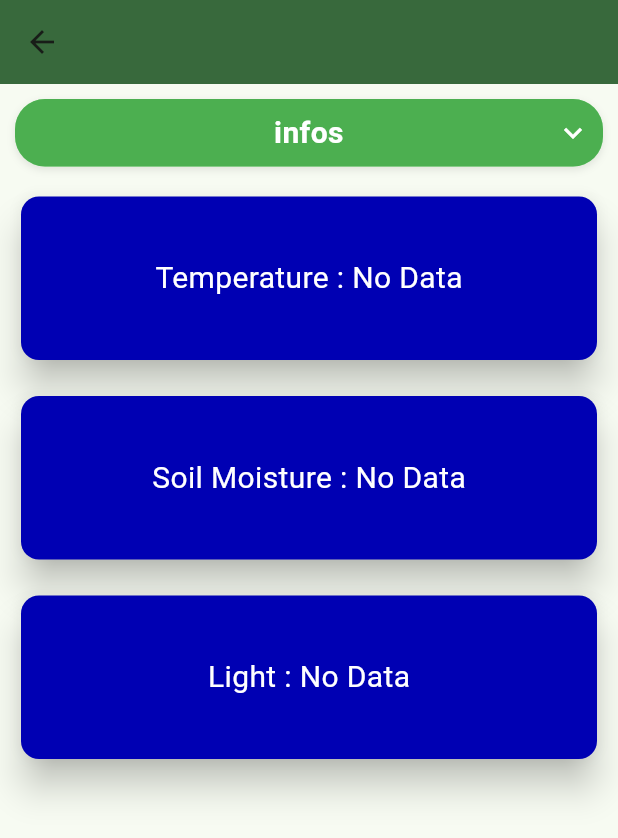
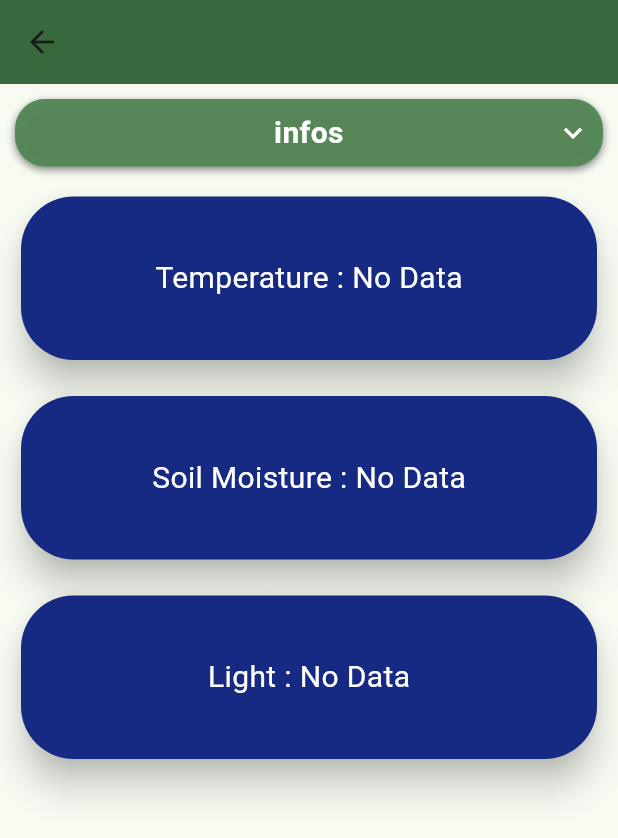
Before and after one commit to y4Ssine13/PlantSaverApp, a Flutter app: the PlantDetailsPage screen opened directly with empty values, on a phone screen of 412 x 824 dp. Shown: the top 838 px of the screen. Run offline on Flutter 3.47's test engine with Material 3 defaults, Android fonts, the phone set to English and light mode, and no system bars; our stand-ins replace reorderables, shared_preferences; accounts and stored records are empty; network calls fail.

Commit message:
PlantSaverApp beta version 1.1

```diff
--- a/plant_saver_app/lib/plant_details_page.dart
+++ b/plant_saver_app/lib/plant_details_page.dart
@@ -74,17 +74,17 @@ class PlantDetailsPageState extends State<PlantDetailsPage>{
     startPeriodicTask();
   }
 
-  Widget buildRetractableWidget(String title, {double height = 150, required Widget child}){
+  Widget buildRetractableWidget(String title, {double height = 150, required Widget child, required ColorScheme scheme}){
     bool isExpanded = expansionStates[title] ?? false;
     double width = MediaQuery.of(context).size.width - 20;
     return Container(
       width: width ,
       decoration: BoxDecoration(
-        color: const Color.fromARGB(255, 161, 231, 163),
+        color: scheme.inversePrimary.withOpacity(0.9),
         borderRadius: BorderRadius.circular(20),
         boxShadow: [
           BoxShadow(
-            color: Colors.black.withOpacity(0.1),
+            color: scheme.shadow.withOpacity(0.5),
             blurRadius: 4,
             offset: const Offset(0, 2),
           ),
@@ -105,7 +105,7 @@ class PlantDetailsPageState extends State<PlantDetailsPage>{
               curve: Curves.easeInOut,
               padding: const EdgeInsets.all(8),
               decoration: BoxDecoration(
-                color: Colors.green,
+                color: scheme.primary.withOpacity(0.7),
                 borderRadius: BorderRadius.vertical(
                   top: const Radius.circular(20),
                   bottom: isExpanded ? Radius.zero : const Radius.circular(20),
@@ -116,8 +116,8 @@ class PlantDetailsPageState extends State<PlantDetailsPage>{
                 children:[
                   Text(
                     title,
-                    style: const TextStyle(
-                      color: Colors.white,
+                    style: TextStyle(
+                      color: scheme.onPrimary,
                       fontSize: 20,
                       fontWeight: FontWeight.bold,
                     ),
@@ -128,7 +128,7 @@ class PlantDetailsPageState extends State<PlantDetailsPage>{
                     alignment: Alignment.centerRight,
                     child: Icon(
                       isExpanded ? Icons.keyboard_arrow_up : Icons.keyboard_arrow_down,
-                      color: Colors.white,
+                      color: scheme.onPrimary,
                     ),
                   ),
                 ],
@@ -137,15 +137,11 @@ class PlantDetailsPageState extends State<PlantDetailsPage>{
           ),
           AnimatedContainer(
             decoration: BoxDecoration(
-              color: const Color.fromARGB(255, 161, 231, 163),
-              borderRadius: BorderRadius.circular(20),
-              boxShadow: [
-                BoxShadow(
-                  color: Colors.black.withOpacity(0.1),
-                  blurRadius: 4,
-                  offset: const Offset(0, 2),
-                ),
-              ],
+              color: scheme.inversePrimary.withOpacity(0.9),
+              borderRadius: const BorderRadius.vertical(
+                top: Radius.zero,
+                bottom: Radius.circular(20),
+              ),
             ),
             duration: const Duration(milliseconds: 300),
             curve: Curves.easeInOut,
@@ -162,13 +158,16 @@ class PlantDetailsPageState extends State<PlantDetailsPage>{
     );
   }
 
-  Widget buildLiveDataWidget(String variable, int? data, {maxValue = 800, int minValue = 0, String unity = "%"}){
+  Widget buildLiveDataWidget(String variable, int? data, {maxValue = 800, int minValue = 0, String unity = "%", required ColorScheme scheme}){
     int value = data ?? 0;
     double normalizedValue = (value / maxValue).clamp(0.0, 1.0);
     double hue = 240.0 - (normalizedValue * 240.0); // Blue (240°) → Green (120°) → Red (0°)
     return Card(
       elevation: 10,
-      color: HSVColor.fromAHSV(1.0, hue, 1, 0.7).toColor(),
+      shape: RoundedRectangleBorder(
+        borderRadius: BorderRadius.circular(35),
+      ),
+      color: Color.alphaBlend(HSVColor.fromAHSV(1.0, hue, 1, 0.7).toColor().withOpacity(0.6), scheme.primary),
       child: Center(
         child: Padding(
           padding: const EdgeInsets.only(top : 40, bottom: 40),
@@ -237,6 +236,7 @@ class PlantDetailsPageState extends State<PlantDetailsPage>{
               // buildInfoCard("Plant Type", widget.plant.type, scheme),
             ],
           ),
+          scheme : scheme,
         ),
         SizedBox(
           height : 500,
@@ -245,11 +245,11 @@ class PlantDetailsPageState extends State<PlantDetailsPage>{
           : Column(
             children : [
               const Divider(color: Colors.transparent),
-              buildLiveDataWidget("Temperature", data["field1"] == null ? null : int.tryParse(data["field1"]), maxValue: 50, minValue: 0, unity : "°C"),
+              buildLiveDataWidget("Temperature", data["field1"] == null ? null : int.tryParse(data["field1"]), maxValue: 50, minValue: 0, unity : "°C", scheme : scheme),
               const Divider(color: Colors.transparent),
-              buildLiveDataWidget("Soil Moisture", data["field2"] == null ? null : (int.tryParse(data["field2"])), maxValue: 200, minValue: 0),
+              buildLiveDataWidget("Soil Moisture", data["field2"] == null ? null : (int.tryParse(data["field2"])), maxValue: 200, minValue: 0, scheme : scheme),
               const Divider(color: Colors.transparent),
-              buildLiveDataWidget("Light", data["field3"] == null ? null : (int.tryParse(data["field3"])), maxValue : 200, minValue: 0),
+              buildLiveDataWidget("Light", data["field3"] == null ? null : (int.tryParse(data["field3"])), maxValue : 200, minValue: 0, scheme : scheme),
             ],
           ),
         ),
```
Also changed, not shown: plant_saver_app/lib/room_page.dart (+13 -11 lines).
